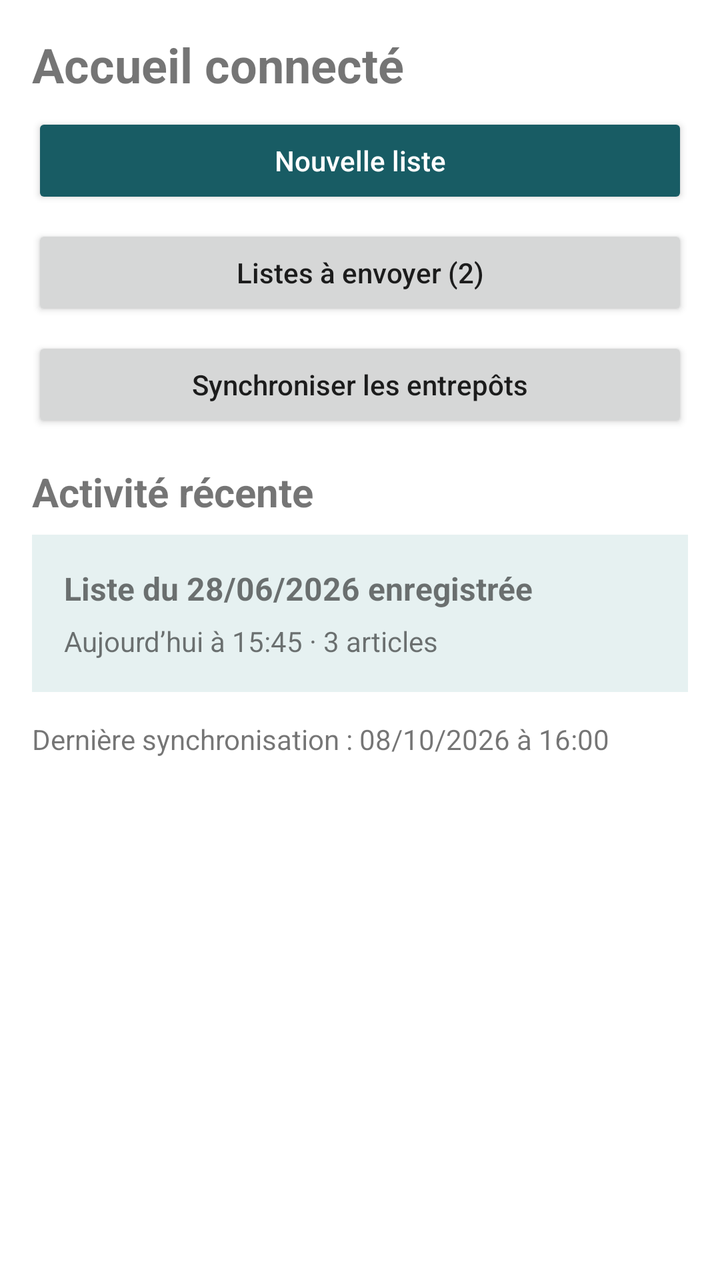
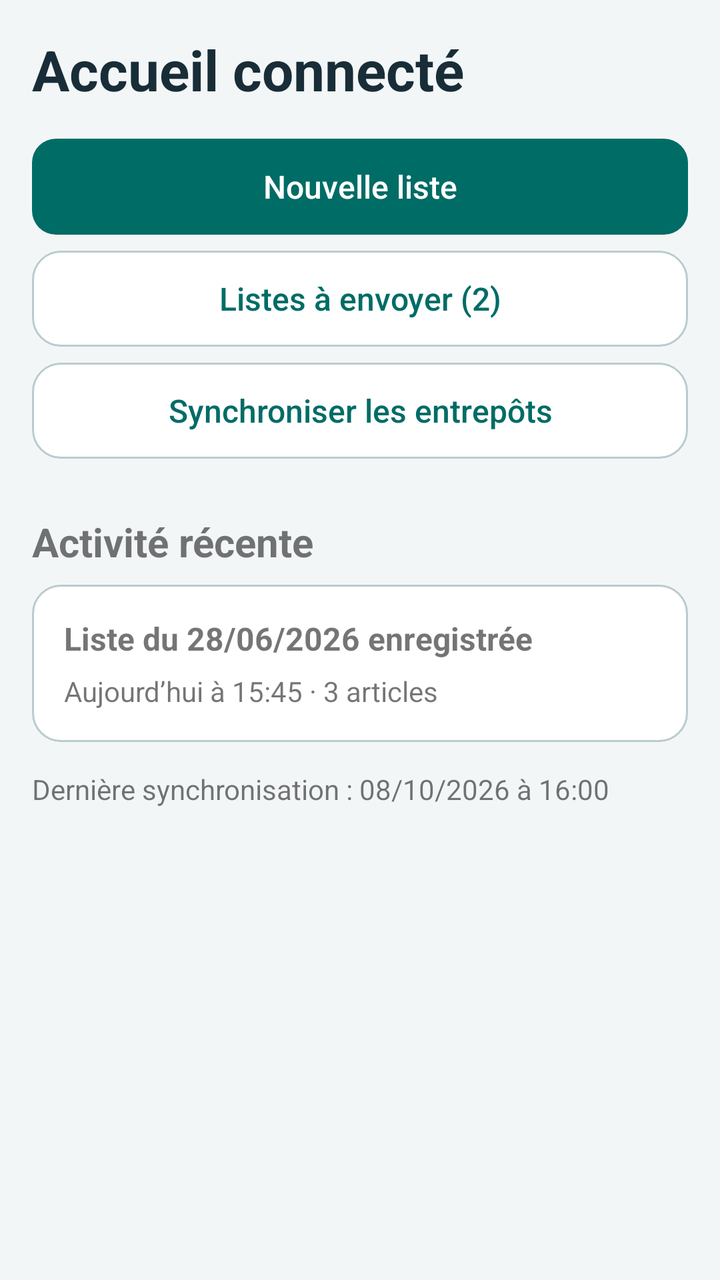

Two renders of the same Android screen: before a commit and after it. Below are the layout's source before the change and the commit's diff.
<!-- AndroidManifest.xml: application theme AppTheme -->
<!-- res/layout/fragment_home.xml -->
<ScrollView
    xmlns:android="http://schemas.android.com/apk/res/android"
    android:layout_width="match_parent"
    android:layout_height="match_parent"
    android:background="@android:color/white">
    <LinearLayout
        android:padding="16dp"
        android:layout_width="match_parent"
        android:layout_height="wrap_content"
        android:orientation="vertical">
        <TextView
            android:layout_width="match_parent"
            android:layout_height="wrap_content"
            android:id="@+id/dashboard_title"
            android:text="@string/home_title"
            android:textSize="24sp"
            android:textStyle="bold" />
        <Button
            android:layout_width="match_parent"
            android:layout_height="wrap_content"
            android:id="@+id/new_list"
            android:minHeight="48dp"
            android:text="@string/new_list"
            android:textAllCaps="false"
            android:layout_marginTop="8dp"
            android:backgroundTint="@color/accent"
            android:textColor="@android:color/white" />
        <TextView
            android:id="@+id/offline_hint"
            android:layout_width="match_parent"
            android:layout_height="wrap_content"
            android:text="@string/offline_help"
            android:visibility="gone" />
        <Button
            android:layout_width="match_parent"
            android:layout_height="wrap_content"
            android:id="@+id/pending_lists"
            android:minHeight="48dp"
            android:text="@string/pending_lists"
            android:textAllCaps="false"
            android:layout_marginTop="8dp" />
        <Button
            android:layout_width="match_parent"
            android:layout_height="wrap_content"
            android:id="@+id/refresh_warehouses"
            android:minHeight="48dp"
            android:text="@string/refresh_warehouses"
            android:textAllCaps="false"
            android:layout_marginTop="8dp" />
        <TextView
            android:layout_width="match_parent"
            android:layout_height="wrap_content"
            android:text="@string/recent"
            android:textSize="20sp"
            android:textStyle="bold"
            android:layout_marginTop="16dp" />
        <LinearLayout
            android:layout_width="match_parent"
            android:layout_height="wrap_content"
            android:orientation="vertical"
            android:background="@color/header_surface"
            android:padding="16dp"
            android:layout_marginTop="8dp">
            <TextView
                android:layout_width="match_parent"
                android:layout_height="wrap_content"
                android:id="@+id/last_list"
                android:text="@string/recent_list"
                android:textSize="16sp"
                android:textStyle="bold" />
            <TextView
                android:layout_width="match_parent"
                android:layout_height="wrap_content"
                android:id="@+id/last_detail"
                android:text="@string/recent_detail"
                android:textSize="14sp"
                android:layout_marginTop="6dp" />
        </LinearLayout>
        <TextView
            android:layout_width="match_parent"
            android:layout_height="wrap_content"
            android:text="@string/ready_last_sync"
            android:textSize="14sp"
            android:layout_marginTop="14dp" />
    </LinearLayout>
</ScrollView>
<!-- resources referenced by this layout -->
<resources>
  <color name="accent">#185C64</color>
  <color name="header_surface">#E6F1F1</color>
  <style name="AppTheme" parent="android:style/Theme.Material.Light.NoActionBar">
          <item name="android:colorAccent">@color/accent</item>
          <item name="android:windowBackground">@android:color/white</item>
      </style>
  <!-- unchanged entries left out for length: 9 -->
</resources>

<!-- the commit's change to res/layout/fragment_home.xml (unified diff, before → after) -->
@@ -2,29 +2,27 @@
     xmlns:android="http://schemas.android.com/apk/res/android"
     android:layout_width="match_parent"
     android:layout_height="match_parent"
-    android:background="@android:color/white">
+    android:background="@color/canvas">
     <LinearLayout
         android:padding="16dp"
         android:layout_width="match_parent"
         android:layout_height="wrap_content"
         android:orientation="vertical">
         <TextView
+            style="@style/ScreenTitle"
             android:layout_width="match_parent"
             android:layout_height="wrap_content"
             android:id="@+id/dashboard_title"
-            android:text="@string/home_title"
-            android:textSize="24sp"
-            android:textStyle="bold" />
+            android:text="@string/home_title" />
         <Button
+            style="@style/StockPrimary"
             android:layout_width="match_parent"
             android:layout_height="wrap_content"
             android:id="@+id/new_list"
             android:minHeight="48dp"
             android:text="@string/new_list"
             android:textAllCaps="false"
-            android:layout_marginTop="8dp"
-            android:backgroundTint="@color/accent"
-            android:textColor="@android:color/white" />
+            android:layout_marginTop="8dp" />
         <TextView
             android:id="@+id/offline_hint"
             android:layout_width="match_parent"
@@ -53,12 +51,12 @@
             android:text="@string/recent"
             android:textSize="20sp"
             android:textStyle="bold"
-            android:layout_marginTop="16dp" />
+            android:layout_marginTop="28dp" />
         <LinearLayout
             android:layout_width="match_parent"
             android:layout_height="wrap_content"
             android:orientation="vertical"
-            android:background="@color/header_surface"
+            android:background="@drawable/surface_card"
             android:padding="16dp"
             android:layout_marginTop="8dp">
             <TextView
<!-- resource entries referenced after the edit -->
@@ -1,11 +1,122 @@
 <!-- resources referenced by this layout -->
 <resources>
-  <color name="accent">#185C64</color>
-  <color name="header_surface">#E6F1F1</color>
+  <color name="canvas">#F3F6F7</color>
+  <!-- drawable surface_card (drawable) -->
+  <shape xmlns:android="http://schemas.android.com/apk/res/android">
+      <solid android:color="@android:color/white" />
+      <corners android:radius="14dp" />
+      <stroke android:width="1dp" android:color="@color/outline" />
+  </shape>
+  <style name="ScreenTitle">
+          <item name="android:textSize">28sp</item>
+          <item name="android:textColor">@color/ink</item>
+          <item name="android:textStyle">bold</item>
+          <item name="android:layout_marginBottom">8dp</item>
+      </style>
+  <style name="StockPrimary" parent="StockButton">
+          <item name="android:background">@drawable/action_primary</item>
+          <item name="android:textColor">@color/action_primary</item>
+      </style>
+  <color name="accent">#006C66</color>
+  <style name="StockInput" parent="android:style/Widget.Material.EditText">
+          <item name="android:background">@drawable/login_field</item>
+          <item name="android:backgroundTint">@null</item>
+          <item name="android:textColor">@color/ink</item>
+          <item name="android:textColorHint">@color/muted</item>
+          <item name="android:padding">12dp</item>
+          <item name="android:minHeight">50dp</item>
+          <item name="android:textSize">16sp</item>
+      </style>
+  <color name="muted">#49616C</color>
+  <color name="header_surface">#143541</color>
+  <!-- drawable action_secondary (drawable) -->
+  <ripple xmlns:android="http://schemas.android.com/apk/res/android" android:color="?android:attr/colorControlHighlight">
+      <item>
+          <selector>
+              <item android:state_enabled="false" android:drawable="@drawable/disabled_fill" />
+              <item android:state_focused="true" android:drawable="@drawable/action_focus_secondary" />
+              <item android:drawable="@drawable/surface_card" />
+          </selector>
+      </item>
+  </ripple>
+  <!-- drawable disabled_fill (drawable) -->
+  <shape xmlns:android="http://schemas.android.com/apk/res/android">
+      <solid android:color="@color/disabled_surface" />
+      <corners android:radius="12dp" />
+  </shape>
+  <!-- drawable action_focus_primary (drawable) -->
+  <shape xmlns:android="http://schemas.android.com/apk/res/android">
+      <solid android:color="@color/accent" />
+      <corners android:radius="12dp" />
+      <stroke android:width="2dp" android:color="@color/ink" />
+  </shape>
+  <!-- drawable accent_fill (drawable) -->
+  <shape xmlns:android="http://schemas.android.com/apk/res/android">
+      <solid android:color="@color/accent" />
+      <corners android:radius="12dp" />
+  </shape>
+  <!-- drawable login_field (drawable) -->
+  <selector xmlns:android="http://schemas.android.com/apk/res/android">
+      <item android:state_focused="true">
+          <shape>
+              <solid android:color="@android:color/white" />
+              <stroke android:width="2dp" android:color="@color/accent" />
+              <corners android:radius="10dp" />
+          </shape>
+      </item>
+      <item>
+          <shape>
+              <solid android:color="@android:color/white" />
+              <stroke android:width="1dp" android:color="@color/outline" />
+              <corners android:radius="10dp" />
+          </shape>
+      </item>
+  </selector>
+  <!-- drawable action_focus_secondary (drawable) -->
+  <shape xmlns:android="http://schemas.android.com/apk/res/android">
+      <solid android:color="@color/soft" />
+      <corners android:radius="12dp" />
+      <stroke android:width="2dp" android:color="@color/ink" />
+  </shape>
+  <color name="disabled_surface">#E0E7E9</color>
+  <color name="soft">#E1F4EF</color>
   <style name="AppTheme" parent="android:style/Theme.Material.Light.NoActionBar">
           <item name="android:colorAccent">@color/accent</item>
-          <item name="android:windowBackground">@android:color/white</item>
+          <item name="android:windowBackground">@color/canvas</item>
+          <item name="android:buttonStyle">@style/StockButton</item>
+          <item name="android:editTextStyle">@style/StockInput</item>
+          <item name="android:textColorPrimary">@color/ink</item>
+          <item name="android:textColorSecondary">@color/muted</item>
+          <item name="android:statusBarColor">@color/header_surface</item>
+          <item name="android:navigationBarColor">@color/header_surface</item>
       </style>
+  <color name="outline">#BACBD0</color>
+  <color name="ink">#182D37</color>
+  <style name="StockButton" parent="android:style/Widget.Material.Button">
+          <item name="android:background">@drawable/action_secondary</item>
+          <item name="android:backgroundTint">@null</item>
+          <item name="android:stateListAnimator">@null</item>
+          <item name="android:textColor">@color/action_secondary</item>
+          <item name="android:textAllCaps">false</item>
+          <item name="android:letterSpacing">0</item>
+          <item name="android:fontFamily">sans-serif-medium</item>
+          <item name="android:textSize">16sp</item>
+          <item name="android:minHeight">50dp</item>
+          <item name="android:paddingStart">16dp</item>
+          <item name="android:paddingEnd">16dp</item>
+          <item name="android:paddingTop">10dp</item>
+          <item name="android:paddingBottom">10dp</item>
+      </style>
+  <!-- drawable action_primary (drawable) -->
+  <ripple xmlns:android="http://schemas.android.com/apk/res/android" android:color="?android:attr/colorControlHighlight">
+      <item>
+          <selector>
+              <item android:state_enabled="false" android:drawable="@drawable/disabled_fill" />
+              <item android:state_focused="true" android:drawable="@drawable/action_focus_primary" />
+              <item android:drawable="@drawable/accent_fill" />
+          </selector>
+      </item>
+  </ripple>
   <!-- unchanged entries left out for length: 9 -->
 </resources>
 
